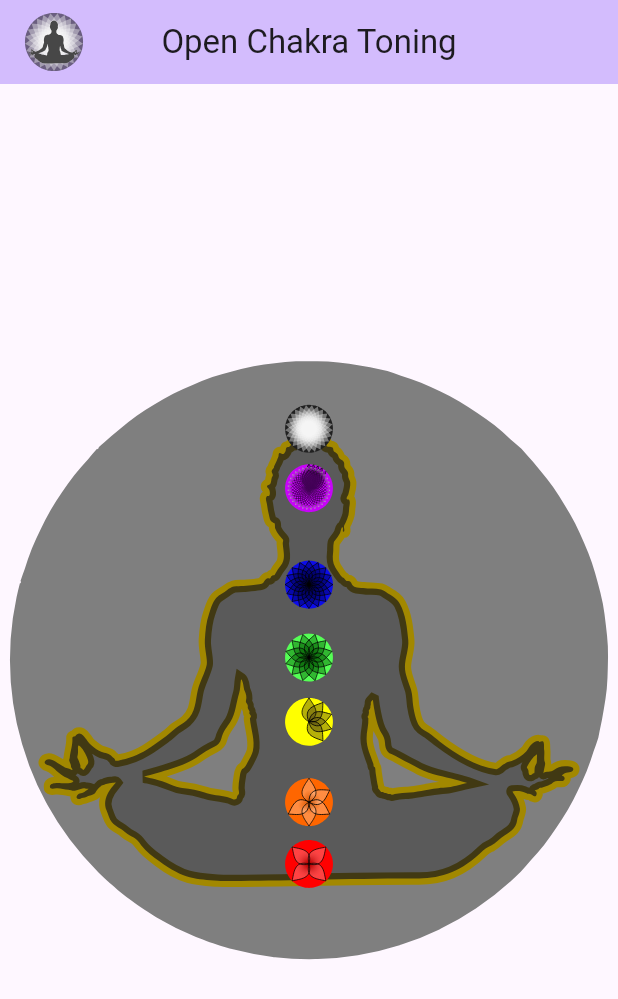
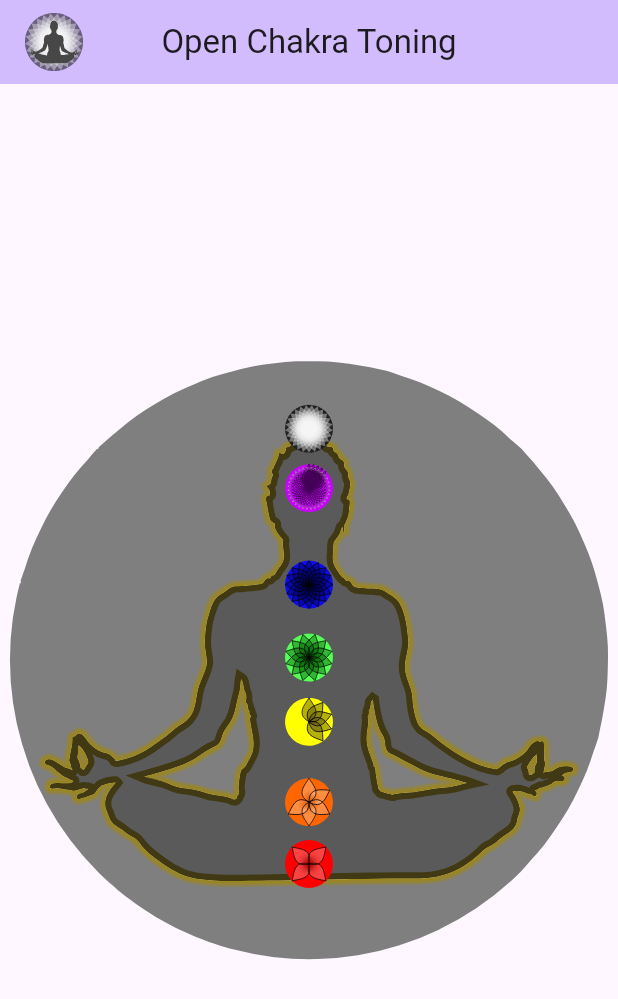
Before and after one commit to niccokunzmann/open_chakra_toning, a Flutter app: the screen it shows after launch, on a phone screen of 412 x 824 dp. Shown: the top 999 px of the screen. Run offline on Flutter 3.47's test engine with Material 3 defaults, Android fonts, the phone set to English and light mode, and no system bars; our stand-ins replace audioplayers, flutter_svg, flutter_translate.

```diff
--- a/lib/main.dart
+++ b/lib/main.dart
@@ -145,6 +145,8 @@ class _MyHomePageState extends State<MyHomePage> {
     List<Widget> widgets = [
       SvgPicture.asset(currentlyPlayingChakra.iconAssetPath,
           height: actualChakraMapHeight),
+      SvgPicture.asset("assets/img/chakra-map/glow.svg",
+          height: actualChakraMapHeight),
       SvgPicture.asset(currentlyPlayingChakra.mapAssetPath,
           height: actualChakraMapHeight),
     ];
```
Also changed, not shown: assets/img/chakra-map/crown.svg, assets/img/chakra-map/glow.svg (added), assets/img/chakra-map/heart.svg, assets/img/chakra-map/no-chakra.svg, assets/img/chakra-map/root.svg, assets/img/chakra-map/sacral.svg, assets/img/chakra-map/solar-plexus.svg, assets/img/chakra-map/third-eye.svg, assets/img/chakra-map/throat.svg.
